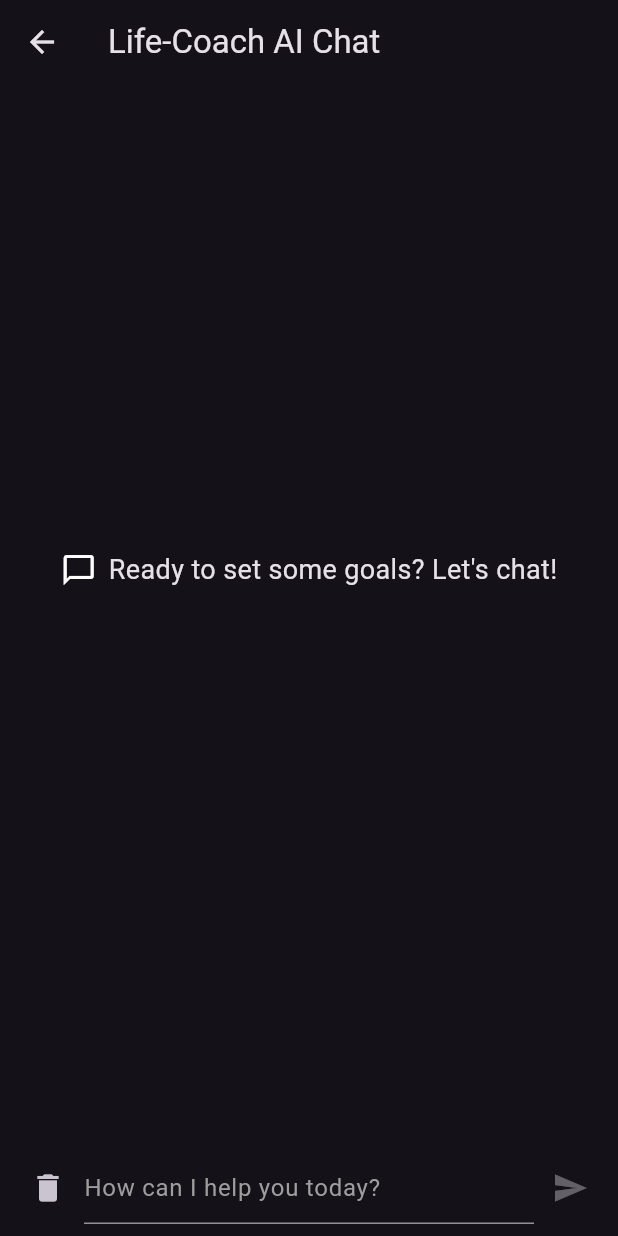
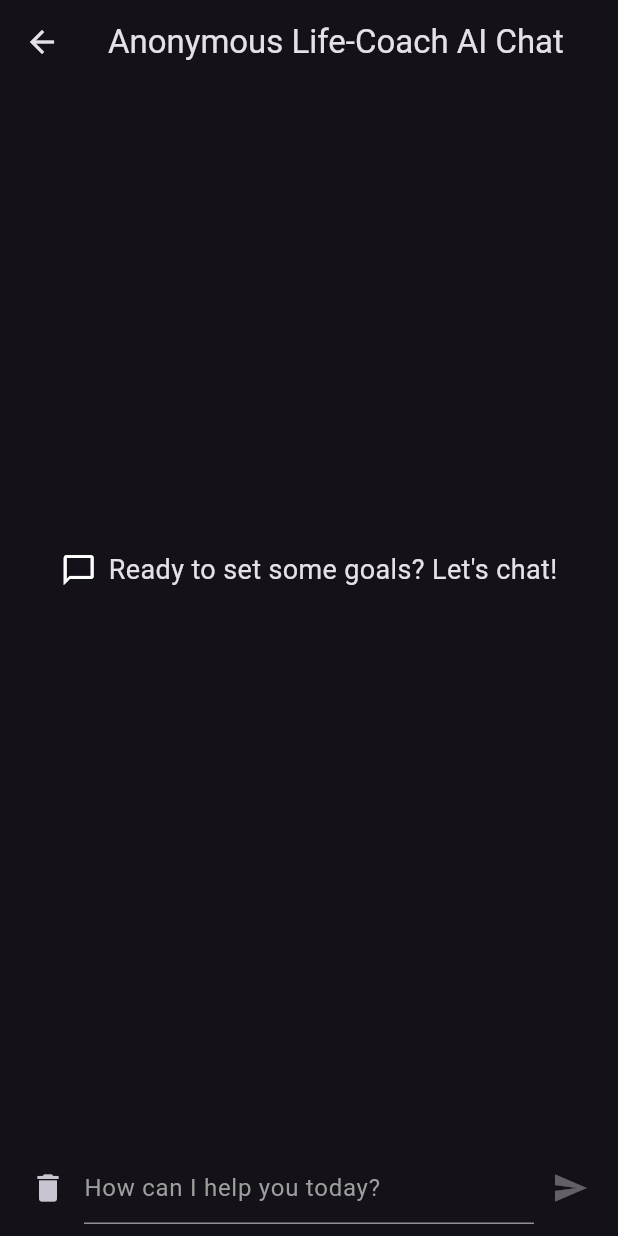
Before and after one commit to Turskyi/flutter_life_coaching_ai, a Flutter app: the AiChatPage screen opened by its route, on a phone screen of 412 x 824 dp. Run offline on Flutter 3.47's test engine with Material 3 defaults, Android fonts, the phone set to English and light mode, and no system bars; our stand-ins replace animated_text_kit, bloc, dio, equatable, flutter_bloc, flutter_translate and 8 more; missing offline and left inert: feedback, flutter_email_sender; accounts and stored records are empty; generated files the repository leaves out were written again.

Commit message:
:white_check_mark: Update app configuration and improve chat UI
- Disable debug banner in MaterialApp for a cleaner UI.
- Update chat page title to reflect user status (Anonymous or Authenticated).
- Adjust padding in chat messages to accommodate system UI.
- Enhance error message display for chat errors with improved styling.
- Refactor message list handling in chat to improve readability and maintainability.
- Update home page to add top padding for better layout.
- Update dependencies in pubspec.yaml and pubspec.lock for various packages.
- Modify authentication bloc test to return an anonymous user for better test coverage.

```diff
--- a/analysis_options.yaml
+++ b/analysis_options.yaml
@@ -50,6 +50,7 @@ linter:
     avoid_as: true
     avoid_void_async: true
     cancel_subscriptions: true
+    prefer_const_constructors: true
 
 # Additional information about this file can be found at
 # https://dart.dev/guides/language/analysis-options
--- a/core/models/lib/src/user.dart
+++ b/core/models/lib/src/user.dart
@@ -8,9 +8,9 @@ class User extends Equatable {
   @override
   List<Object> get props => <Object>[id];
 
-  static const User empty = User('');
+  static const User anonymous = User('');
 
-  bool get isEmpty => this == empty || id.isEmpty;
+  bool get isAnonymous => this == anonymous || id.isEmpty;
 
-  bool get isNotEmpty => this != empty && id.isNotEmpty;
+  bool get isNotAnonymous => this != anonymous && id.isNotEmpty;
 }
--- a/lib/application_services/blocs/authentication/bloc/authentication_bloc.dart
+++ b/lib/application_services/blocs/authentication/bloc/authentication_bloc.dart
@@ -72,7 +72,7 @@ class AuthenticationBloc
               final User user = _getUser();
 
               return emit(
-                user.isNotEmpty
+                user.isNotAnonymous
                     ? AuthenticationState.authenticated(user)
                     : const AuthenticationState.unauthenticated(),
               );
--- a/lib/application_services/blocs/authentication/bloc/authentication_state.dart
+++ b/lib/application_services/blocs/authentication/bloc/authentication_state.dart
@@ -14,7 +14,7 @@ part of 'authentication_bloc.dart';
 class AuthenticationState extends Equatable {
   const AuthenticationState._({
     this.status = const UnknownAuthenticationStatus(),
-    this.user = User.empty,
+    this.user = User.anonymous,
   });
 
   const AuthenticationState.unknown() : this._();
--- a/lib/application_services/blocs/chat/bloc/chat_state.dart
+++ b/lib/application_services/blocs/chat/bloc/chat_state.dart
@@ -3,18 +3,21 @@ part of 'chat_bloc.dart';
 @immutable
 sealed class ChatState {
   const ChatState({
+    required this.user,
     this.messages = const <Message>[],
     this.language = Language.en,
   });
 
   final Language language;
   final List<Message> messages;
+  final User user;
 
   @override
   bool operator ==(Object other) =>
       identical(this, other) ||
       other is ChatState &&
           runtimeType == other.runtimeType &&
+          user == other.user &&
           language == other.language &&
           messages == other.messages;
 
@@ -22,44 +25,64 @@ sealed class ChatState {
   int get hashCode => language.hashCode ^ messages.hashCode;
 
   @override
-  String toString() => 'ChatState(messages: $messages, language: $language)';
+  String toString() => 'ChatState('
+      'messages: $messages, '
+      'language: $language,'
+      'user: $user'
+      ')';
 }
 
 final class ChatInitial extends ChatState {
-  const ChatInitial({required super.language, super.messages});
+  const ChatInitial({
+    required super.language,
+    required super.user,
+    super.messages,
+  });
 
   ChatInitial copyWith({
     List<Message>? messages,
     Language? language,
+    User? user,
   }) =>
       ChatInitial(
         messages: messages ?? this.messages,
         language: language ?? this.language,
+        user: user ?? this.user,
       );
 
   @override
-  String toString() => 'ChatInitial(messages: $messages, language: $language)';
+  String toString() => 'ChatInitial('
+      'messages: $messages, '
+      'language: $language,'
+      'user: $user'
+      ')';
 }
 
 final class LoadingChatState extends ChatState {
-  const LoadingChatState({super.messages, super.language});
+  const LoadingChatState({required super.user, super.messages, super.language});
 
   LoadingChatState copyWith({
     List<Message>? messages,
     Language? language,
+    User? user,
   }) =>
       LoadingChatState(
         messages: messages ?? this.messages,
         language: language ?? this.language,
+        user: user ?? this.user,
       );
 
   @override
-  String toString() =>
-      'LoadingHomeState(messages: $messages, language: $language)';
+  String toString() => 'LoadingHomeState('
+      'messages: $messages, '
+      'language: $language,'
+      'user: $user'
+      ')';
 }
 
 final class ChatError extends ChatState {
   const ChatError({
+    required super.user,
     required this.errorMessage,
     required super.language,
     super.messages,
@@ -68,11 +91,13 @@ final class ChatError extends ChatState {
   final String errorMessage;
 
   ChatError copyWith({
+    User? user,
     String? errorMessage,
     List<Message>? messages,
     Language? language,
   }) =>
       ChatError(
+        user: user ?? this.user,
         errorMessage: errorMessage ?? this.errorMessage,
         messages: messages ?? this.messages,
         language: language ?? this.language,
@@ -85,21 +110,32 @@ final class ChatError extends ChatState {
     return other is ChatError &&
         other.errorMessage == errorMessage &&
         other.language == language &&
+        other.user == user &&
         other.messages == messages;
   }
 
   @override
   int get hashCode =>
-      errorMessage.hashCode ^ language.hashCode ^ messages.hashCode;
+      errorMessage.hashCode ^
+      language.hashCode ^
+      messages.hashCode ^
+      user.hashCode;
 
   @override
-  String toString() => 'ChatError(errorMessage: $errorMessage, '
+  String toString() => 'ChatError('
+      'errorMessage: $errorMessage, '
       'messages: $messages, '
-      'language: $language)';
+      'language: $language,'
+      'user: $user'
+      ')';
 }
 
 final class AiMessageUpdated extends ChatState {
-  const AiMessageUpdated({required super.messages, required super.language});
+  const AiMessageUpdated({
+    required super.user,
+    required super.messages,
+    required super.language,
+  });
 
   @override
   bool operator ==(Object other) =>
@@ -107,6 +143,7 @@ final class AiMessageUpdated extends ChatState {
       other is AiMessageUpdated &&
           runtimeType == other.runtimeType &&
           language == other.language &&
+          user == other.user &&
           messages == other.messages;
 
   @override
@@ -115,66 +152,96 @@ final class AiMessageUpdated extends ChatState {
   AiMessageUpdated copyWith({
     List<Message>? messages,
     Language? language,
+    User? user,
   }) =>
       AiMessageUpdated(
         messages: messages ?? this.messages,
         language: language ?? this.language,
+        user: user ?? this.user,
       );
 
   @override
-  String toString() =>
-      'AiMessageUpdated(messages: $messages, language: $language)';
+  String toString() => 'AiMessageUpdated('
+      'messages: $messages, '
+      'language: $language,'
+      'user: $user'
+      ')';
 }
 
 final class SentMessageState extends ChatState {
-  const SentMessageState({required super.messages, required super.language});
+  const SentMessageState({
+    required super.user,
+    required super.messages,
+    required super.language,
+  });
 
   SentMessageState copyWith({
     List<Message>? messages,
     Language? language,
+    User? user,
   }) =>
       SentMessageState(
         messages: messages ?? this.messages,
         language: language ?? this.language,
+        user: user ?? this.user,
       );
 
   @override
-  String toString() =>
-      'SentMessageState(messages: $messages, language: $language)';
+  String toString() => 'SentMessageState('
+      'messages: $messages, '
+      'language: $language,'
+      'user: $user'
+      ')';
 }
 
 final class FeedbackState extends ChatState {
   const FeedbackState({
     required super.messages,
     required super.language,
+    required super.user,
   });
 
   FeedbackState copyWith({
     List<Message>? messages,
     Language? language,
+    User? user,
   }) =>
       FeedbackState(
         messages: messages ?? this.messages,
         language: language ?? this.language,
+        user: user ?? this.user,
       );
 
   @override
-  String toString() =>
-      'FeedbackState(messages: $messages, language: $language)';
+  String toString() => 'FeedbackState('
+      'messages: $messages, '
+      'language: $language,'
+      'user: $user'
+      ')';
 }
 
 final class FeedbackSent extends ChatState {
-  const FeedbackSent({required super.messages, required super.language});
+  const FeedbackSent({
+    required super.messages,
+    required super.language,
+    required super.user,
+  });
 
   FeedbackSent copyWith({
     List<Message>? messages,
     Language? language,
+    User? user,
   }) =>
       FeedbackSent(
         messages: messages ?? this.messages,
         language: language ?? this.language,
+        user: user ?? this.user,
       );
 
   @override
-  String toString() => 'FeedbackSent(messages: $messages, language: $language)';
+  String toString() => 'FeedbackSent('
+      'messages: $messages, '
+      'language: $language,'
+      'user: $user'
+      ')';
 }
--- a/lib/application_services/blocs/sign_in/bloc/sign_in_bloc.dart
+++ b/lib/application_services/blocs/sign_in/bloc/sign_in_bloc.dart
@@ -85,7 +85,7 @@ class SignInBloc extends Bloc<SignInEvent, SignInState> {
           const String messageKey = 'message';
           final String errorMessage = (data != null &&
                   data.containsKey(errorsKey) &&
-                  data[errorsKey].isNotEmpty &&
+                  data[errorsKey].isNotAnonymous &&
                   data[errorsKey].first.containsKey(messageKey))
               ? data[errorsKey][0][messageKey]
               : 'Unknown error';
--- a/lib/application_services/blocs/sign_up/bloc/sign_up_bloc.dart
+++ b/lib/application_services/blocs/sign_up/bloc/sign_up_bloc.dart
@@ -112,7 +112,7 @@ class SignUpBloc extends Bloc<SignUpEvent, SignUpState> {
       const String messageKey = 'long_message';
       final String errorMessage = (data != null &&
               data.containsKey(errorsKey) &&
-              data[errorsKey].isNotEmpty &&
+              data[errorsKey].isNotAnonymous &&
               data[errorsKey].first.containsKey(messageKey))
           ? data[errorsKey][0][messageKey]
           : 'Unknown error';
--- a/lib/ui/app/app_view.dart
+++ b/lib/ui/app/app_view.dart
@@ -36,6 +36,7 @@ class _AppViewState extends State<AppView> {
   @override
   Widget build(BuildContext context) {
     return MaterialApp(
+      debugShowCheckedModeBanner: false,
       title: constants.appName,
       initialRoute: AppRoute.home.path,
       routes: routes.routeMap,
--- a/lib/ui/chat/ai_chat_page.dart
+++ b/lib/ui/chat/ai_chat_page.dart
@@ -31,7 +31,13 @@ class _AiChatPageState extends State<AiChatPage> {
     return Scaffold(
       extendBodyBehindAppBar: true,
       appBar: AppBar(
-        title: const Text('Life-Coach AI Chat'),
+        title: BlocBuilder<ChatBloc, ChatState>(
+          builder: (_, ChatState state) {
+            return Text(
+              '${state.user.isAnonymous ? 'Anonymous' : ''} Life-Coach AI Chat',
+            );
+          },
+        ),
         actions: <Widget>[
           BlocConsumer<ChatBloc, ChatState>(
             listener: (_, ChatState state) {
@@ -65,7 +71,11 @@ class _AiChatPageState extends State<AiChatPage> {
           } else {
             _error = '';
           }
-          return Column(
+          return Padding(
+            padding: EdgeInsets.only(
+              bottom: MediaQuery.of(context).padding.bottom,
+            ),
+            child: Column(
               children: <Widget>[
                 if (state.messages.isNotEmpty)
                   Expanded(
@@ -73,8 +83,8 @@ class _AiChatPageState extends State<AiChatPage> {
                       controller: _scrollController,
                       itemCount: itemCount,
                       itemBuilder: (_, int index) {
-                      // Check if the current item is the last one and the state
-                      // is `ChatError`.
+                        // Check if the current item is the last one and the
+                        // state is `ChatError`.
                         if (index == state.messages.length &&
                             state is ChatError) {
                           return Container(
@@ -84,7 +94,7 @@ class _AiChatPageState extends State<AiChatPage> {
                             ),
                             padding: const EdgeInsets.all(10.0),
                             decoration: BoxDecoration(
-                            color: Colors.redAccent, // Improved contrast
+                              color: Colors.redAccent,
                               borderRadius: BorderRadius.circular(10.0),
                             ),
                             child: ListTile(
@@ -190,6 +200,7 @@ class _AiChatPageState extends State<AiChatPage> {
                   ),
                 ),
               ],
+            ),
           );
         },
       ),
--- a/lib/ui/home/home_page.dart
+++ b/lib/ui/home/home_page.dart
@@ -15,6 +15,7 @@ class HomePage extends StatelessWidget {
   Widget build(BuildContext context) {
     return Scaffold(
       body: SingleChildScrollView(
+        padding: EdgeInsets.only(top: MediaQuery.of(context).padding.top),
         child: Center(
           child: Padding(
             padding: const EdgeInsets.all(16.0),
--- a/pubspec.yaml
+++ b/pubspec.yaml
@@ -48,7 +48,7 @@ dependencies:
     sdk: flutter
   flutter_bloc: ^9.1.0
   flutter_email_sender: ^7.0.0
-  flutter_markdown: ^0.7.6+2
+  flutter_markdown: ^0.7.7
   flutter_spinkit: ^5.2.1
   flutter_translate: ^4.1.0
   fluttertoast: ^8.2.12
@@ -68,7 +68,7 @@ dependencies:
   path_provider: ^2.1.5
   retrofit: ^4.4.2
   retrofit_generator: ^9.1.9
-  shared_preferences: ^2.5.2
+  shared_preferences: ^2.5.3
   shimmer: ^3.0.0
   url_launcher: ^6.3.1
   user_repository:
```
Also changed, not shown: lib/application_services/blocs/chat/bloc/chat_bloc.dart (+33 -6 lines), lib/application_services/repositories/chat_repository_impl.dart (+16 -6 lines), lib/infrastructure/ws/rest/retrofit_client/retrofit_client.dart (+16 -2 lines), lib/infrastructure/ws/rest/retrofit_client/retrofit_client.g.dart, pubspec.lock, 5 other files. Lines whose indentation alone changed are shown as unchanged.
